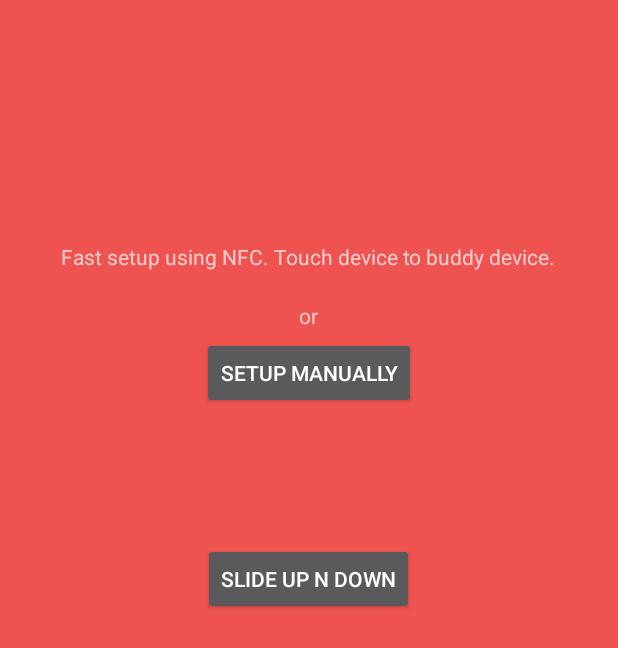
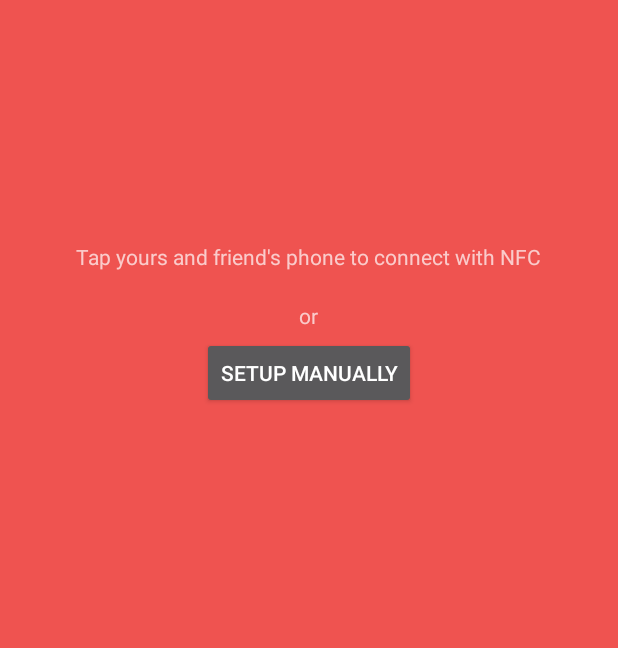
Before and after one commit to OmerKhureshi/CSC780, an Android app: the screen it shows after launch (BluetoothConnectionActivity), on a phone screen of 412 x 824 dp. Shown: the top 648 px of the screen. Run offline under Robolectric (Android 15) with nearby library versions, the phone set to English and light mode, and no system bars.

Commit message:
Code clean up and added comments.

```diff
--- a/DrawSome/app/src/main/java/com/drawsome/bluetooth/BluetoothConnectionActivity.java
+++ b/DrawSome/app/src/main/java/com/drawsome/bluetooth/BluetoothConnectionActivity.java
@@ -94,20 +94,20 @@ public class BluetoothConnectionActivity extends Activity
             nfcAdapter.setNdefPushMessageCallback(this,this);
         }
 
-        slide = (Button) findViewById(R.id.button9);
-        linLayout = (LinearLayout) findViewById(R.id.linLayout);
-        linLayout.setAlpha(0.0f);
-        linLayout.setTranslationY(linLayout.getHeight());
-
-        slide.setOnClickListener(new View.OnClickListener() {
-            @Override
-            public void onClick(View v) {
-                linLayout.animate()
-                        .alpha(1.0f)
-                        .translationY(0);
-
-            }
-        });
+//        slide = (Button) findViewById(R.id.button9);
+//        linLayout = (LinearLayout) findViewById(R.id.linLayout);
+//        linLayout.setAlpha(0.0f);
+//        linLayout.setTranslationY(linLayout.getHeight());
+//
+//        slide.setOnClickListener(new View.OnClickListener() {
+//            @Override
+//            public void onClick(View v) {
+//                linLayout.animate()
+//                        .alpha(1.0f)
+//                        .translationY(0);
+//
+//            }
+//        });
 
     }
 /*
--- a/DrawSome/app/src/main/res/layout/activity_difficulty_second_user.xml
+++ b/DrawSome/app/src/main/res/layout/activity_difficulty_second_user.xml
@@ -12,6 +12,10 @@
         android:textColor="#FFFFFF"
         android:layout_width="wrap_content"
         android:layout_height="wrap_content"
-        android:textSize="60dp"/>
+        android:textSize="50dp"
+        android:layout_centerVertical="true"
+        android:layout_alignParentRight="true"
+        android:layout_alignParentEnd="true"
+        android:textAlignment="center"/>
 
 </RelativeLayout>
--- a/DrawSome/app/src/main/res/layout/activity_nfc.xml
+++ b/DrawSome/app/src/main/res/layout/activity_nfc.xml
@@ -11,11 +11,11 @@
     <TextView
         android:layout_width="wrap_content"
         android:layout_height="wrap_content"
-        android:text="Fast setup using NFC. Touch device to buddy device."
+        android:text="Tap yours and friend&apos;s phone to connect with NFC"
         android:id="@+id/nfc_text"
         android:layout_alignParentTop="true"
         android:layout_centerHorizontal="true"
-        android:layout_marginTop="156dp" />
+        android:layout_marginTop="156dp"/>
 
     <Button
         android:layout_width="wrap_content"
@@ -36,30 +36,30 @@
         android:layout_below="@+id/nfc_text"
         android:layout_centerHorizontal="true" />
 
-    <Button
-        style="?android:attr/buttonStyleSmall"
-        android:layout_width="wrap_content"
-        android:layout_height="wrap_content"
-        android:text="slide up n down"
-        android:id="@+id/button9"
-        android:layout_below="@+id/setup_button"
-        android:layout_centerHorizontal="true"
-        android:layout_marginTop="89dp" />
+    <!--<Button-->
+        <!--style="?android:attr/buttonStyleSmall"-->
+        <!--android:layout_width="wrap_content"-->
+        <!--android:layout_height="wrap_content"-->
+        <!--android:text="slide up n down"-->
+        <!--android:id="@+id/button9"-->
+        <!--android:layout_below="@+id/setup_button"-->
+        <!--android:layout_centerHorizontal="true"-->
+        <!--android:layout_marginTop="89dp" />-->
 
 
-    <LinearLayout xmlns:android="http://schemas.android.com/apk/res/android"
-        android:orientation="horizontal" android:layout_width="600dp"
-        android:layout_height="600dp"
-        android:id="@+id/linLayout"
-        android:background="#FFFF00"
-        android:layout_below="@+id/button9">
+    <!--<LinearLayout xmlns:android="http://schemas.android.com/apk/res/android"-->
+        <!--android:orientation="horizontal" android:layout_width="600dp"-->
+        <!--android:layout_height="600dp"-->
+        <!--android:id="@+id/linLayout"-->
+        <!--android:background="#FFFF00"-->
+        <!--android:layout_below="@+id/button9">-->
 
-        <TextView
-            android:layout_width="wrap_content"
-            android:layout_height="wrap_content"
-            android:text="This is a sample text"
-            android:textColor="#000000"
-            android:layout_gravity="center"/>
-    </LinearLayout>
-
+        <!--<TextView-->
+            <!--android:layout_width="wrap_content"-->
+            <!--android:layout_height="wrap_content"-->
+            <!--android:text="This is a sample text"-->
+            <!--android:textColor="#000000"-->
+            <!--android:layout_gravity="center"/>-->
+    <!--</LinearLayout>-->
+    <!--App icons by <a href="http://icons4android.com">Icons4Android</a>-->
 </RelativeLayout>
--- a/DrawSome/app/src/main/res/values/strings.xml
+++ b/DrawSome/app/src/main/res/values/strings.xml
@@ -5,9 +5,7 @@
     <string name="action_settings">Settings</string>
     <string name="title_activity_bluetooth_connection">Drawsome</string>
     <string name="title_activity_drawing">DrawingActivity</string>
-
     <string name="title_activity_view_drawing">ViewDrawingActivity</string>
-
     <string name="start_new">New</string>
     <string name="brush">Brush</string>
     <string name="erase">Erase</string>
@@ -17,11 +15,10 @@
     <string name="med">Medium</string>
     <string name="lrg">Large</string>
     <string name="title_activity_difficulty_second_user">DifficultySecondUserActivity</string>
-    <string name="wait_message"> Please wait till your buddy chooses the word!!</string>
+    <string name="wait_message"> Please wait till your friend chooses the word!!</string>
     <string name="turn_to_guess_message"> Your Buddy Guessed your drawing!!
         It\'s your turn to guess now!</string>
     <string name="turn_to_draw_message"> It\'s your turn to draw now! </string>
-
     <string name="title_activity_turn_to_guess">TurnToGuessActivity</string>
     <string name="time_up"> Good try..Your time is up! </string>
     <string name="give_up"> Good try! </string>
```
Also changed, not shown: DrawSome/app/src/main/java/com/drawsome/drawing/DrawingActivity.java (+14 -9 lines), DrawSome/app/src/main/res/drawable-hdpi/new_bluetooth.png (added), DrawSome/app/src/main/res/drawable-mdpi/new_bluetooth.png (added), DrawSome/app/src/main/res/drawable-xhdpi/new_bluetooth.png (added), DrawSome/app/src/main/res/drawable-xxhdpi/new_bluetooth.png (added), DrawSome/app/src/main/res/drawable-xxxhdpi/new_bluetooth.png (added), DrawSome/app/src/main/res/drawable/new_bluetooth.png (added), 2 other files.
